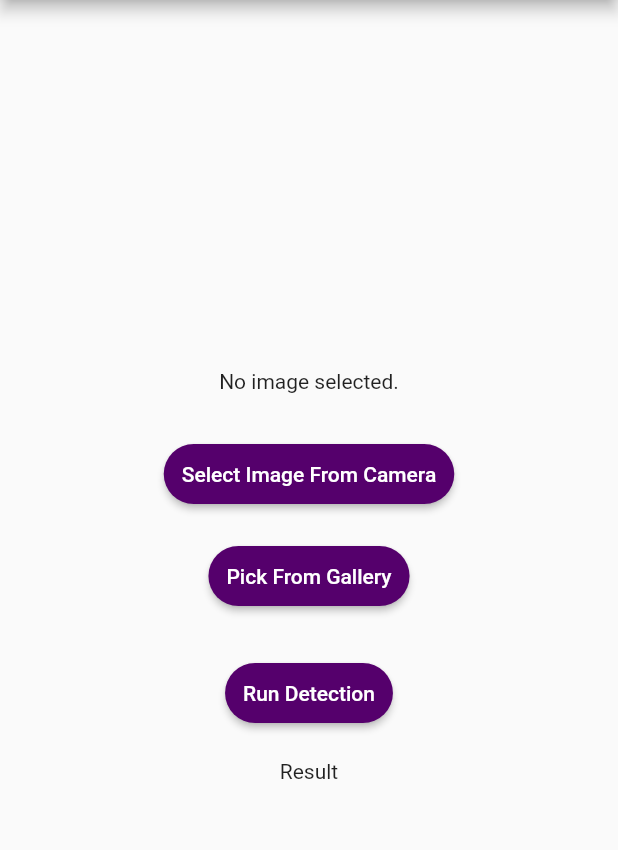
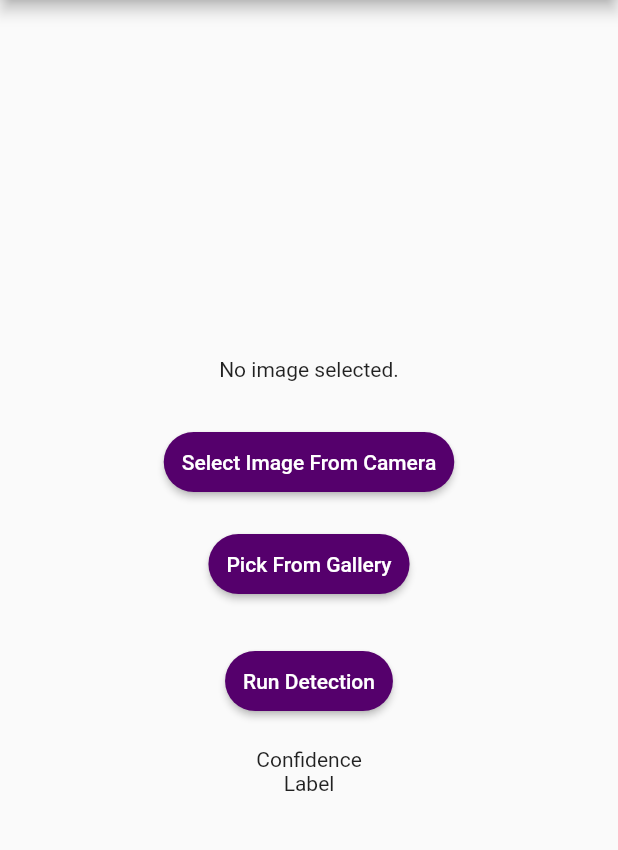
Before and after one commit to katungi/eyero, a Flutter app: the MyImagePicker screen opened by its route, on a phone screen of 412 x 824 dp, the part 84-934 px from its top. Run offline on Flutter 3.47's test engine with Material 2 defaults, Android fonts, the phone set to English and light mode, and no system bars; our stand-ins replace image_picker, liquid_swipe; missing offline and left inert: tflite.

```diff
--- a/assets/labels.txt
+++ b/assets/labels.txt
@@ -1,2 +1,3 @@
-0 Normal
-1 Cataracts
+0 cataracts
+1 normal
+2 glaucoma
--- /dev/null
+++ b/lib/Result.dart
@@ -0,0 +1,7 @@
+class Result {
+  double confidence;
+  String label;
+  int index;
+
+  Result({this.confidence, this.label, this.index});
+}
--- a/lib/myImagePicker.dart
+++ b/lib/myImagePicker.dart
@@ -1,6 +1,8 @@
+import 'dart:io';
+
+import 'package:eyero/Result.dart';
 import 'package:flutter/material.dart';
 import 'package:image_picker/image_picker.dart';
-import 'dart:io';
 import 'package:tflite/tflite.dart';
 
 class MyImagePicker extends StatefulWidget {
@@ -18,6 +20,8 @@ class _MyImagePickerState extends State<MyImagePicker> {
   File imageURI;
   String result;
   String path;
+  var confidence;
+  var label;
 
   Future getImageFromCamera() async {
     var image = await ImagePicker.pickImage(source: ImageSource.camera);
@@ -39,11 +43,25 @@ class _MyImagePickerState extends State<MyImagePicker> {
     await Tflite.loadModel(
         model: "assets/model_unquant.tflite", labels: "assets/labels.txt");
     var output = await Tflite.runModelOnImage(path: path);
+    var data = getResult(output);
+    setState(() {
+      // result = data.toString();
+      // print(result);
+      confidence = data[0].confidence.toString();
+      label = data[0].label.toString();
+    });
+  }
 
-    setState(() {
-      result = output.toString();
-      print(result);
+  List<Result> getResult(List<dynamic> output) {
+    List<Result> data = List();
+    output.forEach((element) {
+      Result item = Result(
+          confidence: element['confidence'],
+          label: element['label'],
+          index: element['index']);
+      data.add(item);
     });
+    return data;
   }
 
   @override
@@ -96,7 +114,8 @@ class _MyImagePickerState extends State<MyImagePicker> {
                     color: Color(0xFF55006c),
                     padding: EdgeInsets.fromLTRB(12, 12, 12, 12),
                   )),
-              result == null ? Text('Result') : Text(result)
+              confidence == null ? Text('Confidence') : Text(confidence),
+              label == null ? Text('Label') : Text(label)
             ]))),
       ),
     );
```
Also changed, not shown: assets/main-eye.png (deleted), 2 other files.
